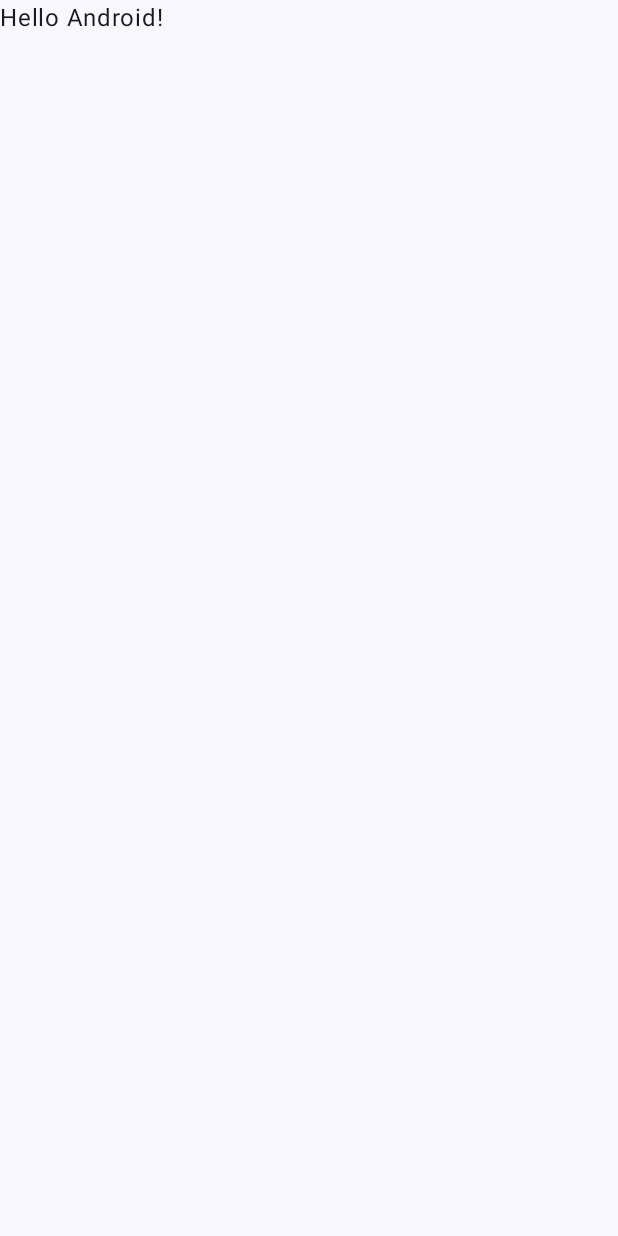
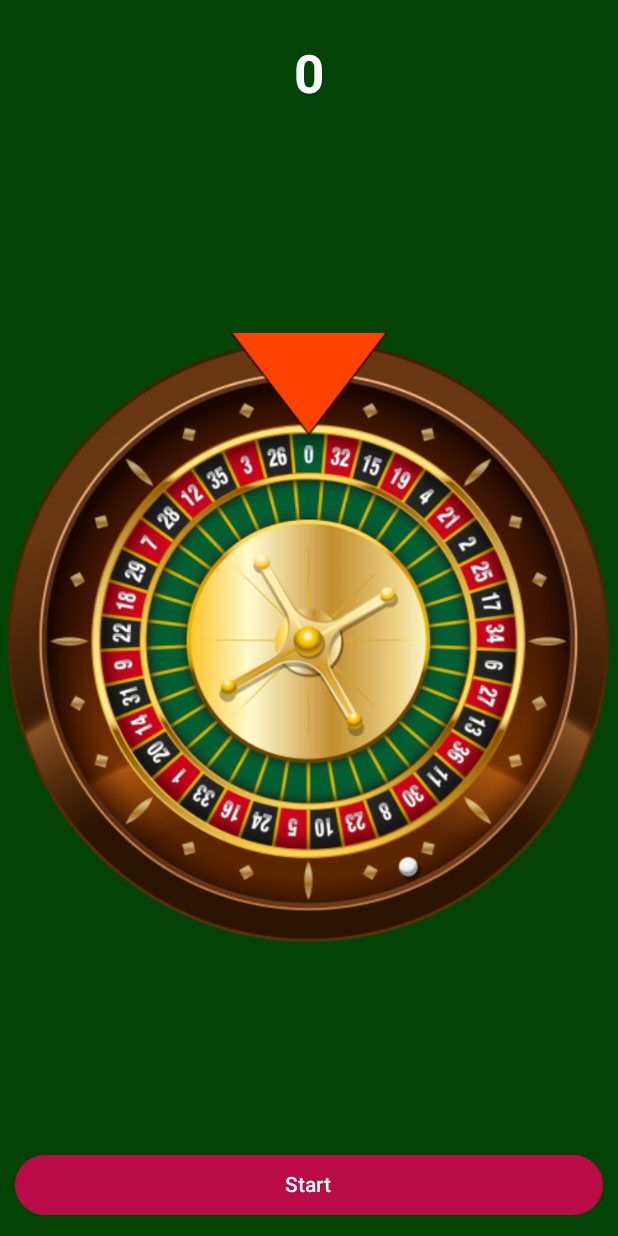
Before and after one commit to AlexanderJaVas/RouletteGame, an Android app built with Jetpack Compose: the screen it shows after launch (MainActivity), on a phone screen of 412 x 824 dp. Before the commit the screen is almost empty. Run offline under Robolectric (Android 15) with nearby library versions, the phone set to English and light mode, and no system bars.

Commit message:
Main screen

```diff
--- a/app/src/main/java/com/avvaapps/roulettegame/MainActivity.kt
+++ b/app/src/main/java/com/avvaapps/roulettegame/MainActivity.kt
@@ -4,12 +4,10 @@ import android.os.Bundle
 import androidx.activity.ComponentActivity
 import androidx.activity.compose.setContent
 import androidx.compose.foundation.layout.fillMaxSize
-import androidx.compose.material3.MaterialTheme
 import androidx.compose.material3.Surface
-import androidx.compose.material3.Text
-import androidx.compose.runtime.Composable
 import androidx.compose.ui.Modifier
-import androidx.compose.ui.tooling.preview.Preview
+import com.avvaapps.roulettegame.roulettescreen.MainScreen
+import com.avvaapps.roulettegame.ui.theme.GreenBackground
 import com.avvaapps.roulettegame.ui.theme.RouletteGameTheme
 
 class MainActivity : ComponentActivity() {
@@ -20,27 +18,11 @@ class MainActivity : ComponentActivity() {
                 // A surface container using the 'background' color from the theme
                 Surface(
                     modifier = Modifier.fillMaxSize(),
-                    color = MaterialTheme.colorScheme.background
+                    color = GreenBackground
                 ) {
-                    Greeting("Android")
+                    MainScreen()
                 }
             }
         }
     }
 }
-
-@Composable
-fun Greeting(name: String, modifier: Modifier = Modifier) {
-    Text(
-        text = "Hello $name!",
-        modifier = modifier
-    )
-}
-
-@Preview(showBackground = true)
-@Composable
-fun GreetingPreview() {
-    RouletteGameTheme {
-        Greeting("Android")
-    }
-}
--- /dev/null
+++ b/app/src/main/java/com/avvaapps/roulettegame/roulettescreen/MainScreen.kt
@@ -0,0 +1,72 @@
+package com.avvaapps.roulettegame.roulettescreen
+
+import androidx.compose.foundation.Image
+import androidx.compose.foundation.layout.Arrangement
+import androidx.compose.foundation.layout.Box
+import androidx.compose.foundation.layout.Column
+import androidx.compose.foundation.layout.fillMaxSize
+import androidx.compose.foundation.layout.fillMaxWidth
+import androidx.compose.foundation.layout.height
+import androidx.compose.foundation.layout.padding
+import androidx.compose.foundation.layout.wrapContentHeight
+import androidx.compose.foundation.layout.wrapContentWidth
+import androidx.compose.material3.Button
+import androidx.compose.material3.ButtonDefaults
+import androidx.compose.material3.Text
+import androidx.compose.runtime.Composable
+import androidx.compose.ui.Modifier
+import androidx.compose.ui.graphics.Color
+import androidx.compose.ui.res.painterResource
+import androidx.compose.ui.text.font.FontWeight
+import androidx.compose.ui.unit.dp
+import androidx.compose.ui.unit.sp
+import com.avvaapps.roulettegame.R
+import com.avvaapps.roulettegame.ui.theme.RedButton
+
+@Composable
+fun MainScreen() {
+    Column(
+        modifier = Modifier.fillMaxSize(),
+        verticalArrangement = Arrangement.SpaceBetween
+    ) {
+        Text(
+            text = "0",
+            fontWeight = FontWeight.Bold,
+            fontSize = 35.sp,
+            color = Color.White,
+            modifier = Modifier
+                .fillMaxWidth()
+                .height(100.dp)
+                .wrapContentHeight()
+                .wrapContentWidth()
+        )
+        Box(
+            modifier = Modifier
+                .weight(1f)
+                .fillMaxSize()
+        ) {
+            Image(
+                painter = painterResource(id = R.drawable.roulette),
+                contentDescription = "Roulette",
+                modifier = Modifier.fillMaxSize()
+            )
+            Image(
+                painter = painterResource(id = R.drawable.arrow),
+                contentDescription = "Arrow",
+                modifier = Modifier.fillMaxSize()
+            )
+        }
+        Button(
+            onClick = {},
+            colors = ButtonDefaults.buttonColors(containerColor = RedButton),
+            modifier = Modifier
+                .fillMaxWidth()
+                .padding(10.dp)
+        ) {
+            Text(
+                text = "Start",
+                color = Color.White
+            )
+        }
+    }
+}
--- a/app/src/main/java/com/avvaapps/roulettegame/ui/theme/Color.kt
+++ b/app/src/main/java/com/avvaapps/roulettegame/ui/theme/Color.kt
@@ -9,3 +9,5 @@ val Pink80 = Color(0xFFEFB8C8)
 val Purple40 = Color(0xFF6650a4)
 val PurpleGrey40 = Color(0xFF625b71)
 val Pink40 = Color(0xFF7D5260)
+val GreenBackground = Color(0xFF034406)
+val RedButton = Color(0xFFB90C47)
--- a/app/src/main/java/com/avvaapps/roulettegame/ui/theme/Theme.kt
+++ b/app/src/main/java/com/avvaapps/roulettegame/ui/theme/Theme.kt
@@ -10,6 +10,7 @@ import androidx.compose.material3.dynamicLightColorScheme
 import androidx.compose.material3.lightColorScheme
 import androidx.compose.runtime.Composable
 import androidx.compose.runtime.SideEffect
+import androidx.compose.ui.graphics.Color
 import androidx.compose.ui.graphics.toArgb
 import androidx.compose.ui.platform.LocalContext
 import androidx.compose.ui.platform.LocalView
@@ -22,7 +23,7 @@ private val DarkColorScheme = darkColorScheme(
 )
 
 private val LightColorScheme = lightColorScheme(
-    primary = Purple40,
+    primary = Color.Black,
     secondary = PurpleGrey40,
     tertiary = Pink40
 
--- a/app/src/main/res/values/themes.xml
+++ b/app/src/main/res/values/themes.xml
@@ -1,5 +1,5 @@
 <?xml version="1.0" encoding="utf-8"?>
 <resources>
 
-    <style name="Theme.RouletteGame" parent="android:Theme.Material.Light.NoActionBar" />
+    <style name="Theme.RouletteGame" parent="android:Theme.Material.Light.NoActionBar"/>
 </resources>
```
Also changed, not shown: app/src/main/res/drawable/arrow.png (added), app/src/main/res/drawable/roulette.png (added).
